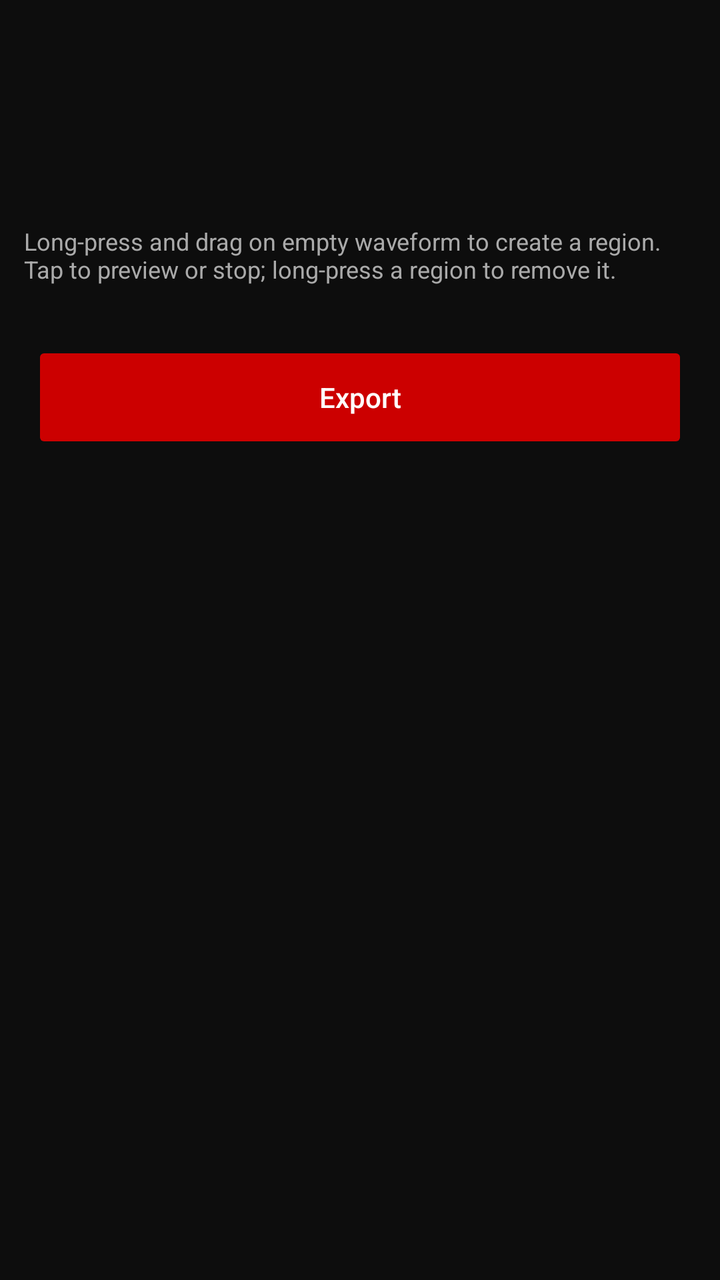
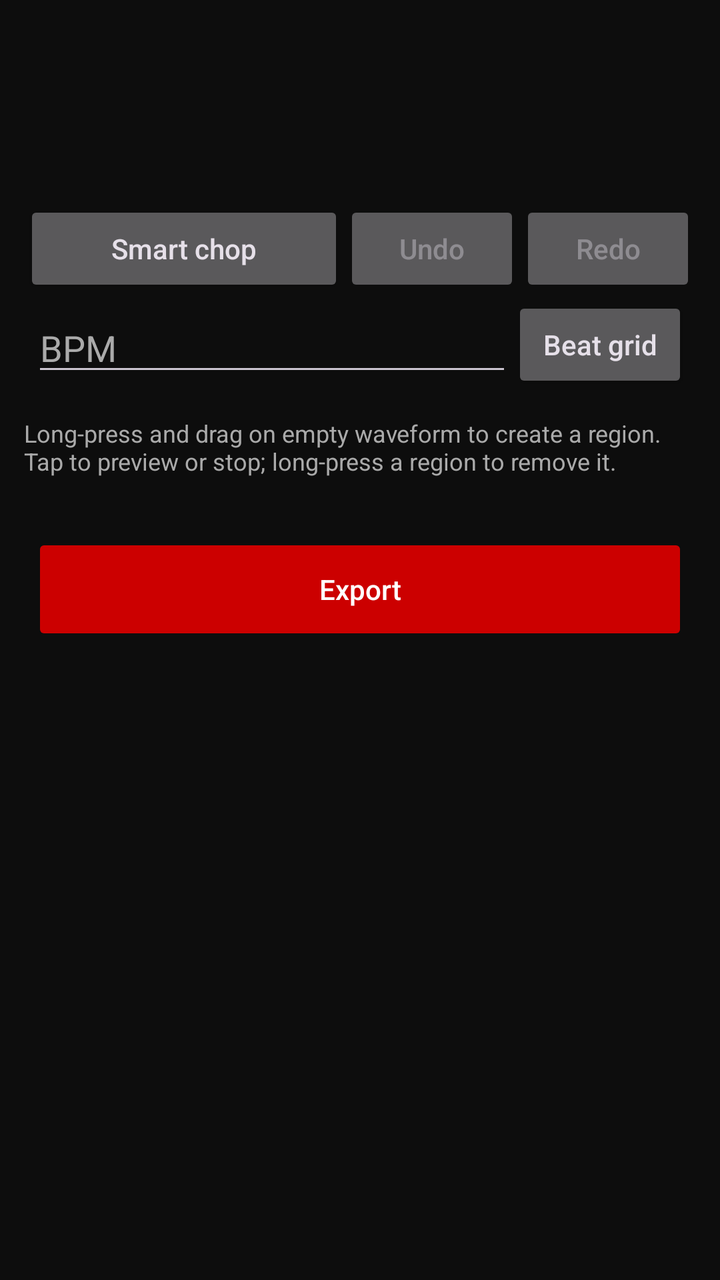

Compare the two renders of this Android layout. The source of the first and the diff that turns it into the second are given below.
<!-- AndroidManifest.xml: application theme Theme.Ytmp3 -->
<!-- res/layout/activity_sample_editor.xml -->
<?xml version="1.0" encoding="utf-8"?>
<LinearLayout xmlns:android="http://schemas.android.com/apk/res/android"
    android:layout_width="match_parent"
    android:layout_height="match_parent"
    android:orientation="vertical"
    android:background="#0D0D0D"
    android:fitsSystemWindows="true">

    <TextView
        android:id="@+id/tv_editor_title"
        android:layout_width="match_parent"
        android:layout_height="wrap_content"
        android:padding="16dp"
        android:textColor="#FFFFFF"
        android:textSize="15sp"
        android:textStyle="bold"
        android:maxLines="1"
        android:ellipsize="end" />

    <ProgressBar
        android:id="@+id/progress_extracting"
        android:layout_width="wrap_content"
        android:layout_height="wrap_content"
        android:layout_gravity="center" />

    <com.ytmp3.WaveformView
        android:id="@+id/waveform"
        android:layout_width="match_parent"
        android:layout_height="0dp"
        android:layout_weight="1"
        android:visibility="gone" />

    <TextView
        android:id="@+id/tv_region_count"
        android:layout_width="match_parent"
        android:layout_height="wrap_content"
        android:padding="12dp"
        android:textColor="#AAAAAA"
        android:textSize="12sp"
        android:text="Long-press and drag on empty waveform to create a region. Tap to preview or stop; long-press a region to remove it." />

    <Button
        android:id="@+id/btn_export"
        android:layout_width="match_parent"
        android:layout_height="56dp"
        android:layout_margin="16dp"
        android:backgroundTint="#CC0000"
        android:text="Export"
        android:textAllCaps="false"
        android:textColor="#FFFFFF"
        android:enabled="false" />

</LinearLayout>
<!-- resources referenced by this layout -->
<resources>
  <style name="Theme.Ytmp3" parent="Theme.Material3.Dark.NoActionBar">
          <item name="colorPrimary">#CC0000</item>
          <item name="colorOnPrimary">#FFFFFF</item>
          <item name="colorSurface">#0D0D0D</item>
          <item name="colorOnSurface">#FFFFFF</item>
          <item name="android:windowBackground">#0D0D0D</item>
          <item name="android:statusBarColor">#0D0D0D</item>
          <item name="android:navigationBarColor">#0D0D0D</item>
      </style>
</resources>

<!-- the commit's change to res/layout/activity_sample_editor.xml (unified diff, before → after) -->
@@ -30,6 +30,65 @@
         android:layout_weight="1"
         android:visibility="gone" />
 
+    <LinearLayout
+        android:layout_width="match_parent"
+        android:layout_height="wrap_content"
+        android:gravity="center_vertical"
+        android:orientation="horizontal"
+        android:paddingHorizontal="12dp">
+
+        <Button
+            android:id="@+id/btn_smart_chop"
+            android:layout_width="0dp"
+            android:layout_height="wrap_content"
+            android:layout_weight="1"
+            android:text="Smart chop"
+            android:textAllCaps="false" />
+
+        <Button
+            android:id="@+id/btn_undo"
+            android:layout_width="wrap_content"
+            android:layout_height="wrap_content"
+            android:enabled="false"
+            android:text="Undo"
+            android:textAllCaps="false" />
+
+        <Button
+            android:id="@+id/btn_redo"
+            android:layout_width="wrap_content"
+            android:layout_height="wrap_content"
+            android:enabled="false"
+            android:text="Redo"
+            android:textAllCaps="false" />
+    </LinearLayout>
+
+    <LinearLayout
+        android:layout_width="match_parent"
+        android:layout_height="wrap_content"
+        android:gravity="center_vertical"
+        android:orientation="horizontal"
+        android:paddingHorizontal="16dp">
+
+        <EditText
+            android:id="@+id/input_bpm"
+            android:layout_width="0dp"
+            android:layout_height="wrap_content"
+            android:layout_weight="1"
+            android:hint="BPM"
+            android:imeOptions="actionDone"
+            android:inputType="numberDecimal"
+            android:maxLines="1"
+            android:textColor="#FFFFFF"
+            android:textColorHint="#AAAAAA" />
+
+        <Button
+            android:id="@+id/btn_show_grid"
+            android:layout_width="wrap_content"
+            android:layout_height="wrap_content"
+            android:text="Beat grid"
+            android:textAllCaps="false" />
+    </LinearLayout>
+
     <TextView
         android:id="@+id/tv_region_count"
         android:layout_width="match_parent"
